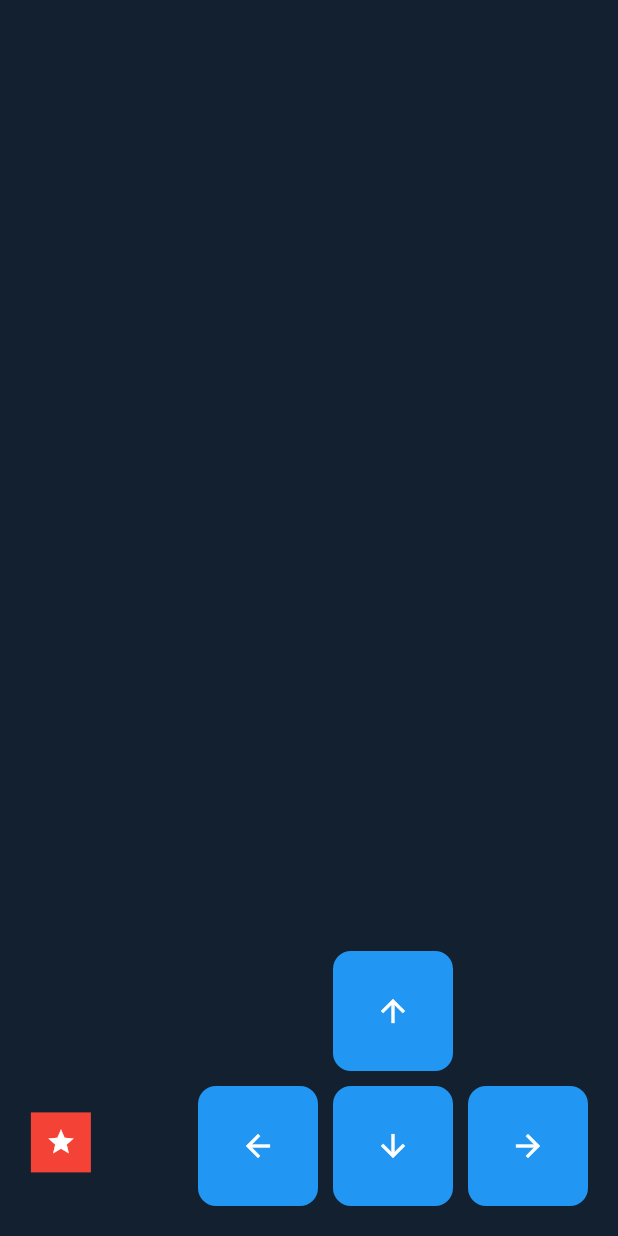
After one commit to CoderNamedHendrick/nature_of_code, a Flutter app: the screen it shows after launch, after a tap on the "arrow upward" icon, on a phone screen of 412 x 824 dp. The commit adds this screen. Run offline on Flutter 3.47's test engine with Material 3 defaults, Android fonts, the phone set to English and light mode, and no system bars.

Commit message:
exercise 3.4: simulating a vehicle with controls

```diff
--- a/lib/chapters/one_vectors/vector.dart
+++ b/lib/chapters/one_vectors/vector.dart
@@ -41,6 +41,11 @@ class Vector {
   Vector setMag(num newMag) {
     Vector newVector = normalize();
     return newVector * newMag;
+  }
+
+  /// returns the angle of the vector in radians
+  double heading() {
+    return atan2(y, x);
   }
 
   Vector operator +(covariant Vector v) {
--- /dev/null
+++ b/lib/chapters/three_oscillation/exercises.dart
@@ -0,0 +1,276 @@
+import 'package:flutter/material.dart';
+import 'package:flutter/services.dart';
+import 'package:the_nature_of_code/chapters/one_vectors/vector.dart';
+import 'package:the_nature_of_code/chapters/three_oscillation/mover.dart';
+
+class CannonExercise extends StatefulWidget {
+  const CannonExercise({super.key});
+
+  @override
+  State<CannonExercise> createState() => _CannonExerciseState();
+}
+
+class _CannonExerciseState extends State<CannonExercise>
+    with SingleTickerProviderStateMixin {
+  late AnimationController controller;
+
+  Mover? mover;
+
+  @override
+  void initState() {
+    super.initState();
+
+    controller = AnimationController(
+      vsync: this,
+      duration: const Duration(milliseconds: 300),
+    )..repeat();
+
+    controller.addListener(() {
+      setState(() {
+        if (mover != null) {
+          final weight = const Vector(0, 0.1) * mover!.mass;
+          mover?.applyForce(weight);
+          mover?.bounceEdges();
+          mover?.applyFriction();
+          mover?.update();
+        }
+      });
+    });
+  }
+
+  @override
+  Widget build(BuildContext context) {
+    return LayoutBuilder(
+      builder: (context, constraints) {
+        mover ??= Mover(constraints.biggest)
+          ..position =
+              Vector(constraints.maxWidth * 0.05, constraints.maxHeight * 0.9)
+          ..mass = 20;
+        return Stack(
+          fit: StackFit.expand,
+          children: [
+            Positioned(
+              top: mover?.position.y.toDouble(),
+              left: mover?.position.x.toDouble(),
+              height: mover?.bodySize,
+              width: mover?.bodySize,
+              child: Transform.rotate(
+                angle: mover?.angle ?? 0,
+                child: _cannonBall(mover?.bodySize ?? 1),
+              ),
+            ),
+            Positioned.fill(
+              child: Listener(
+                onPointerDown: (event) {
+                  final force = Vector(
+                      constraints.maxWidth * 0.4, constraints.maxHeight * 0.6);
+
+                  mover?.applyForce(force);
+                },
+                child: SizedBox.fromSize(
+                  size: MediaQuery.sizeOf(context),
+                  child: Container(color: Colors.transparent),
+                ),
+              ),
+            ),
+          ],
+        );
+      },
+    );
+  }
+
+  Widget _cannonBall(double size) {
+    return Container(
+      height: size,
+      width: size,
+      decoration: const BoxDecoration(
+        shape: BoxShape.circle,
+        color: Colors.red,
+      ),
+      child: Center(
+        child: Icon(
+          Icons.star,
+          color: Colors.white,
+          size: size / 2,
+        ),
+      ),
+    );
+  }
+}
+
+class VehicleSimulation extends StatefulWidget {
+  const VehicleSimulation({super.key});
+
+  @override
+  State<VehicleSimulation> createState() => _VehicleSimulationState();
+}
+
+class _VehicleSimulationState extends State<VehicleSimulation>
+    with SingleTickerProviderStateMixin {
+  late AnimationController controller;
+
+  Mover? mover;
+  final focus = FocusNode();
+
+  @override
+  void initState() {
+    super.initState();
+    controller = AnimationController(
+      vsync: this,
+      duration: const Duration(milliseconds: 300),
+    )..repeat();
+
+    controller.addListener(() {
+      setState(() {
+        if (mover != null) {
+          mover?.bounceEdges();
+          mover?.applyFriction();
+          mover?.angle = mover?.velocity.heading() ?? 0;
+          mover?.update();
+        }
+      });
+    });
+  }
+
+  @override
+  Widget build(BuildContext context) {
+    return KeyboardListener(
+      focusNode: focus,
+      autofocus: true,
+      onKeyEvent: (event) {
+        const axisSpeed = 1;
+        if (event.logicalKey == LogicalKeyboardKey.arrowUp) {
+          mover?.applyForce(const Vector(0, -axisSpeed));
+        } else if (event.logicalKey == LogicalKeyboardKey.arrowDown) {
+          mover?.applyForce(const Vector(0, axisSpeed));
+        } else if (event.logicalKey == LogicalKeyboardKey.arrowLeft) {
+          mover?.applyForce(const Vector(-axisSpeed, 0));
+        } else if (event.logicalKey == LogicalKeyboardKey.arrowRight) {
+          mover?.applyForce(const Vector(axisSpeed, 0));
+        }
+      },
+      child: LayoutBuilder(
+        builder: (context, constraints) {
+          mover ??= Mover(constraints.biggest)
+            ..position =
+                Vector(constraints.maxWidth * 0.05, constraints.maxHeight * 0.9)
+            ..mass = 20;
+          return Stack(
+            fit: StackFit.expand,
+            children: [
+              Positioned(
+                top: mover?.position.y.toDouble(),
+                left: mover?.position.x.toDouble(),
+                height: mover?.bodySize,
+                width: mover?.bodySize,
+                child: Transform.rotate(
+                  angle: mover?.angle ?? 0,
+                  child: _cannonBall(mover?.bodySize ?? 1),
+                ),
+              ),
+              Positioned.fill(
+                child: Listener(
+                  // onPointerDown: _driveHere,
+                  // onPointerMove: _driveHere,
+                  child: SizedBox.fromSize(
+                    size: MediaQuery.sizeOf(context),
+                    child: Container(color: Colors.transparent),
+                  ),
+                ),
+              ),
+              Positioned(
+                bottom: 20,
+                right: 20,
+                child: Column(
+                  children: [
+                    _directionButton(
+                      const Icon(Icons.arrow_upward),
+                      () {
+                        mover?.applyForce(const Vector(0, -3));
+                      },
+                    ),
+                    const SizedBox(height: 10),
+                    Row(
+                      mainAxisSize: MainAxisSize.min,
+                      children: [
+                        _directionButton(
+                          const Icon(Icons.arrow_back),
+                          () {
+                            mover?.applyForce(const Vector(-3, 0));
+                          },
+                        ),
+                        const SizedBox(width: 10),
+                        _directionButton(
+                          const Icon(Icons.arrow_downward),
+                          () {
+                            mover?.applyForce(const Vector(0, 3));
+                          },
+                        ),
+                        const SizedBox(width: 10),
+                        _directionButton(
+                          const Icon(Icons.arrow_forward),
+                          () {
+                            mover?.applyForce(const Vector(3, 0));
+                          },
+                        ),
+                      ],
+                    ),
+                  ],
+                ),
+              ),
+            ],
+          );
+        },
+      ),
+    );
+  }
+
+  void _driveHere(PointerEvent event) {
+    final position = Vector(event.localPosition.dx, event.localPosition.dy);
+    final displacement = position - mover!.position;
+    final speed = (displacement / 10).mag();
+
+    mover?.applyForce(displacement.setMag(speed));
+  }
+
+  Widget _directionButton(Icon icon, VoidCallback onTap) {
+    return InkWell(
+      onTap: onTap,
+      onTapDown: (_) {
+        onTap();
+      },
+      child: Container(
+        height: 80,
+        width: 80,
+        decoration: const BoxDecoration(
+          color: Colors.blue,
+          borderRadius: BorderRadius.all(Radius.circular(12)),
+        ),
+        child: Center(
+          child: IconButton(
+            icon: icon,
+            onPressed: () {},
+            color: Colors.white,
+          ),
+        ),
+      ),
+    );
+  }
+
+  Widget _cannonBall(double size) {
+    return Container(
+      height: size,
+      width: size,
+      decoration: const BoxDecoration(
+        color: Colors.red,
+      ),
+      child: Center(
+        child: Icon(
+          Icons.star,
+          color: Colors.white,
+          size: size / 2,
+        ),
+      ),
+    );
+  }
+}
--- /dev/null
+++ b/lib/chapters/three_oscillation/mover.dart
@@ -0,0 +1,176 @@
+import 'dart:math';
+
+import 'package:flutter/material.dart';
+import '../one_vectors/vector.dart';
+
+class Mover {
+  late Vector position;
+  late Vector velocity;
+  final Size canvasSize;
+  late Vector acceleration;
+  late double mass;
+  late double angle;
+  late double angleVelocity;
+  late double angleAcceleration;
+
+  final normal = 1.0; // normal force
+  final coefFriction = 0.01; // coefficient of friction
+
+  Mover._(
+    this.position,
+    this.velocity,
+    this.canvasSize,
+    this.acceleration,
+    this.mass,
+    this.angle,
+    this.angleVelocity,
+    this.angleAcceleration,
+  );
+
+  Mover(this.canvasSize) {
+    position = Vector(canvasSize.width / 2, canvasSize.height / 2);
+
+    velocity = const Vector(0, 0);
+
+    // constant acceleration initialisation
+    acceleration = const Vector(0, 0);
+
+    mass = 1.0;
+
+    angle = 0;
+    angleVelocity = 0;
+    angleAcceleration = 0;
+  }
+
+  void updateRandomAcceleration() {
+    acceleration = Vector.random();
+    acceleration *= (Random().nextDouble() * 4) - 2;
+    velocity += acceleration;
+    position += velocity;
+  }
+
+  void updatePosition(Vector mousePosition, num acc) {
+    final direction = mousePosition - position;
+
+    final f = direction.setMag(acc.toDouble()) * mass;
+    applyForce(f);
+  }
+
+  void update() {
+    velocity += acceleration;
+    position += velocity;
+
+    angleAcceleration = acceleration.x / 10;
+    angleVelocity += angleAcceleration;
+    angleVelocity = angleVelocity.clamp(-0.1, 0.1); // limit angle velocity
+    angle += angleVelocity;
+
+    acceleration *= 0; // reset acceleration
+  }
+
+  double get bodySize => mass * 2;
+
+  void checkEdges() {
+    if (position.x > (canvasSize.width - bodySize)) {
+      position = position.copyWith(x: (canvasSize.width - bodySize));
+      velocity = velocity.copyWith(x: -velocity.x);
+    } else if (position.x < 0) {
+      velocity = velocity.copyWith(x: -velocity.x);
+      position = position.copyWith(x: 0);
+    }
+
+    if (position.y > (canvasSize.height - bodySize)) {
+      velocity = velocity.copyWith(y: -velocity.y);
+      position = position.copyWith(y: (canvasSize.height - bodySize));
+    } else if (position.y < 0) {
+      velocity = velocity.copyWith(y: -velocity.y);
+      position = position.copyWith(y: 0);
+    }
+  }
+
+  void bounceEdges() {
+    const bounce = -0.9; // percentage speed loss on bounce
+    if (position.y > canvasSize.height - bodySize) {
+      position = position.copyWith(y: canvasSize.height - bodySize);
+      velocity = velocity.copyWith(y: velocity.y * bounce);
+    } else if (position.y < 0) {
+      position = position.copyWith(y: 0);
+      velocity = velocity.copyWith(y: velocity.y * bounce);
+    }
+
+    if (position.x > canvasSize.width - bodySize) {
+      position = position.copyWith(x: canvasSize.width - bodySize);
+      velocity = velocity.copyWith(x: velocity.x * bounce);
+    } else if (position.x < 0) {
+      position = position.copyWith(x: 0);
+      velocity = velocity.copyWith(x: velocity.x * bounce);
+    }
+  }
+
+  bool contactEdge() {
+    return (position.y > (canvasSize.height - bodySize) - 1);
+  }
+
+  void applyFriction() {
+    if (contactEdge()) {
+      final frictionMag = coefFriction * normal; // u * N
+      Vector friction = velocity.copyWith() * -1; // reverse the direction
+      friction = friction.setMag(frictionMag);
+
+      applyForce(friction);
+    }
+  }
+
+  void applyForce(Vector force) {
+    final f = force.copyWith() / mass;
+    acceleration += f;
+  }
+
+  // ignore: unused_element
+  Mover _copyWith({
+    Vector? position,
+    Vector? velocity,
+    Size? canvasSize,
+    Vector? acceleration,
+    double? mass,
+    double? angle,
+    double? angleVelocity,
+    double? angleAcceleration,
+  }) {
+    return Mover._(
+      position ?? this.position,
+      velocity ?? this.velocity,
+      canvasSize ?? this.canvasSize,
+      acceleration ?? this.acceleration,
+      mass ?? this.mass,
+      angle ?? this.angle,
+      angleVelocity ?? this.angleVelocity,
+      angleAcceleration ?? this.angleAcceleration,
+    );
+  }
+
+  @override
+  int get hashCode =>
+      position.hashCode ^
+      velocity.hashCode ^
+      canvasSize.hashCode ^
+      acceleration.hashCode ^
+      mass.hashCode ^
+      angle.hashCode ^
+      angleVelocity.hashCode ^
+      angleAcceleration.hashCode;
+
+  @override
+  bool operator ==(Object other) {
+    if (other is! Mover) return false;
+
+    return position == other.position &&
+        velocity == other.velocity &&
+        canvasSize == other.canvasSize &&
+        acceleration == other.acceleration &&
+        mass == other.mass &&
+        angle == other.angle &&
+        angleVelocity == other.angleVelocity &&
+        angleAcceleration == other.angleAcceleration;
+  }
+}
--- /dev/null
+++ b/lib/chapters/three_oscillation/oscillation.dart
@@ -0,0 +1,12 @@
+import 'package:flutter/material.dart';
+import 'lesson.dart';
+import 'exercises.dart';
+
+class Oscillation extends StatelessWidget {
+  const Oscillation({super.key});
+
+  @override
+  Widget build(BuildContext context) {
+    return const VehicleSimulation();
+  }
+}
--- a/lib/main.dart
+++ b/lib/main.dart
@@ -1,5 +1,5 @@
 import 'package:flutter/material.dart';
-import 'package:the_nature_of_code/chapters/two_forces/bodies.dart';
+import 'package:the_nature_of_code/chapters/three_oscillation/oscillation.dart';
 
 const Color darkBlue = Color.fromARGB(255, 18, 32, 47);
 
@@ -28,6 +28,6 @@ class MyWidget extends StatelessWidget {
 
   @override
   Widget build(BuildContext context) {
-    return const Bodies();
+    return const Oscillation();
   }
 }
```
Also changed, not shown: lib/chapters/one_vectors/mover.dart (+0 -9 lines), lib/chapters/one_vectors/vehicle_mover.dart (+7 -3 lines), lib/chapters/three_oscillation/baton_challenge.dart (added, +100 -0 lines), lib/chapters/three_oscillation/lesson.dart (added, +81 -0 lines).
